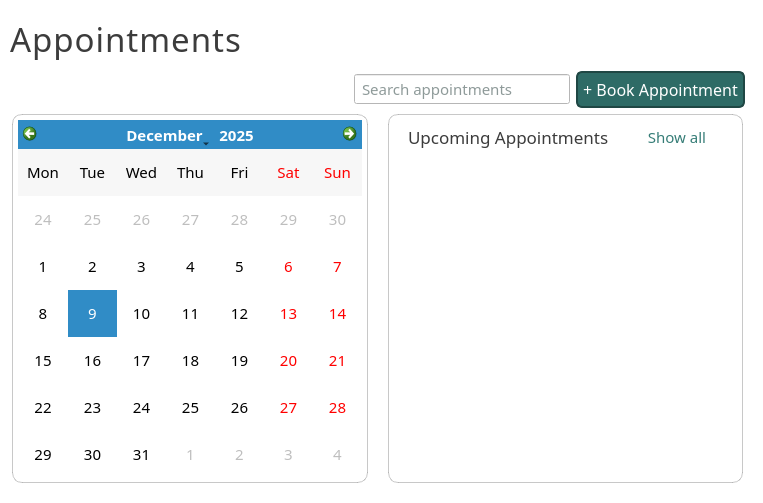
The window that ui/PageAppointments.ui (karlito20/AdoraFlowProject) describes before a commit, drawn with Qt 5.
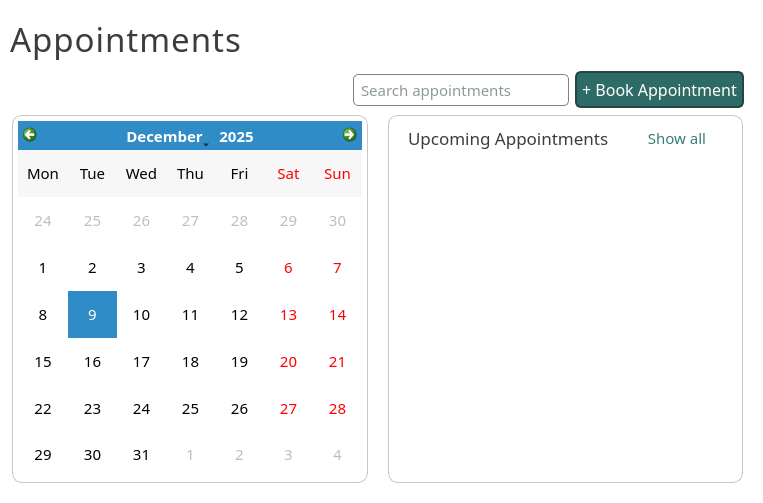
The same window after the commit.

What changed in the file:
```diff
--- a/ui/PageAppointments.ui
+++ b/ui/PageAppointments.ui
@@ -527,10 +527,10 @@
        <number>6</number>
       </property>
       <property name="rightMargin">
-       <number>0</number>
+       <number>1</number>
       </property>
       <property name="bottomMargin">
-       <number>0</number>
+       <number>1</number>
       </property>
       <item>
        <widget class="QLabel" name="feedback_label">
@@ -557,7 +557,7 @@
         <property name="minimumSize">
          <size>
           <width>216</width>
-          <height>30</height>
+          <height>32</height>
          </size>
         </property>
         <property name="maximumSize">
@@ -573,10 +573,11 @@
          </font>
         </property>
         <property name="styleSheet">
-         <string notr="true">
-color: #1D3533;
+         <string notr="true">color: #1D3533;
 background: white;
-padding-left: 5px;</string>
+padding-left: 5px;
+border-radius: 5px;
+border: 1px solid gray;</string>
         </property>
         <property name="placeholderText">
          <string>Search appointments</string>
@@ -714,7 +715,7 @@
 	background: #DBF0EE;
 	color: rgb(90, 90, 90);
 	border: 3px solid #2E6B66;	
-	border-radius: 24px;
+	border-radius: 3px;
 
 }</string>
            </property>
@@ -855,7 +856,7 @@
                  <x>0</x>
                  <y>0</y>
                  <width>329</width>
-                 <height>339</height>
+                 <height>338</height>
                 </rect>
                </property>
                <property name="styleSheet">
@@ -864,6 +865,9 @@
 }</string>
                </property>
                <layout class="QVBoxLayout" name="appointments_list">
+                <property name="spacing">
+                 <number>2</number>
+                </property>
                 <property name="leftMargin">
                  <number>2</number>
                 </property>
```
